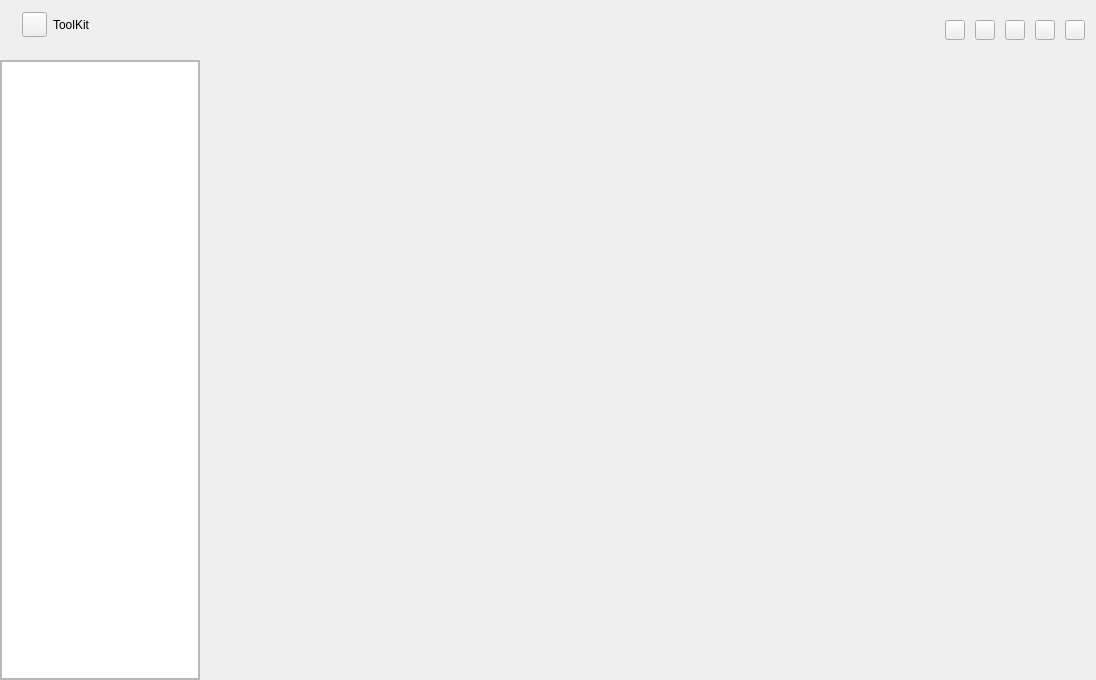
Before: the Qt Designer form toolkit/toolkit.ui in weichangk/toolkit, drawn with Qt 5.
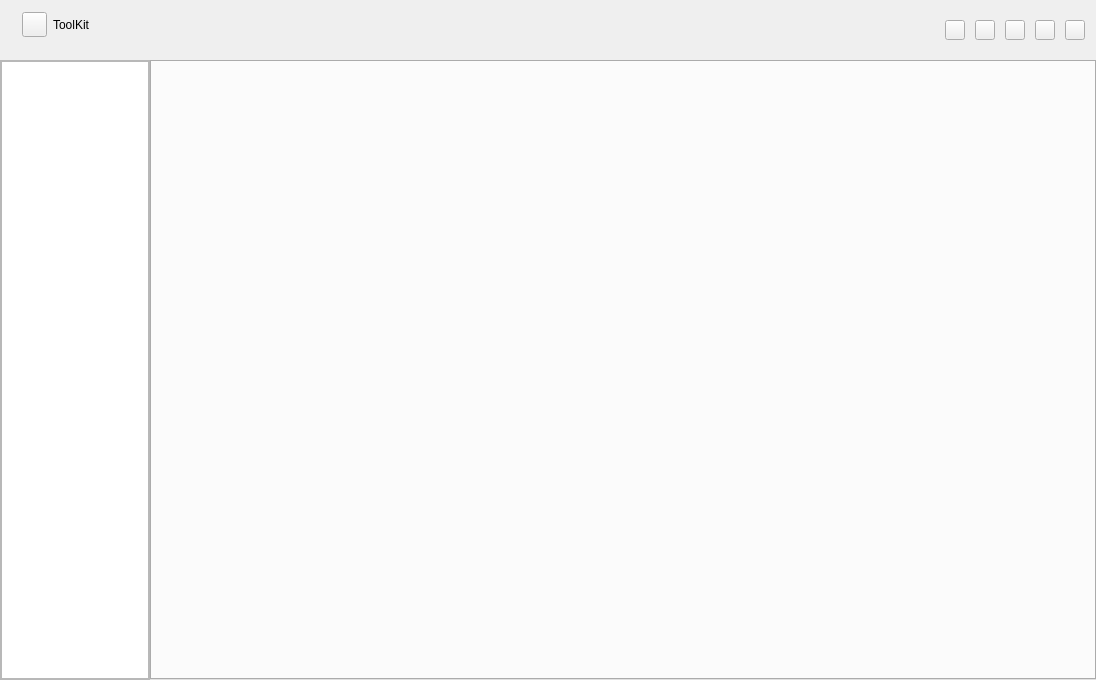
After: the same form once the commit is applied.

```diff
--- a/toolkit/toolkit.ui
+++ b/toolkit/toolkit.ui
@@ -236,13 +236,13 @@
        <widget class="QScrollArea" name="NavigationScrollArea">
         <property name="minimumSize">
          <size>
-          <width>200</width>
+          <width>150</width>
           <height>0</height>
          </size>
         </property>
         <property name="maximumSize">
          <size>
-          <width>200</width>
+          <width>150</width>
           <height>16777215</height>
          </size>
         </property>
@@ -254,11 +254,11 @@
           <rect>
            <x>0</x>
            <y>0</y>
-           <width>198</width>
+           <width>148</width>
            <height>618</height>
           </rect>
          </property>
-         <layout class="QVBoxLayout" name="verticalLayout_2">
+         <layout class="QHBoxLayout" name="horizontalLayout_4">
           <property name="leftMargin">
            <number>0</number>
           </property>
@@ -272,14 +272,18 @@
            <number>0</number>
           </property>
           <item>
-           <widget class="QListWidget" name="NavigationListWidget"/>
+           <widget class="QListWidget" name="navigationListWidget"/>
           </item>
          </layout>
         </widget>
        </widget>
       </item>
       <item>
-       <widget class="QWidget" name="ContentWidget" native="true"/>
+       <widget class="QTabWidget" name="tabContent">
+        <property name="currentIndex">
+         <number>-1</number>
+        </property>
+       </widget>
       </item>
      </layout>
     </widget>
```
Left out of the diff: 24 changed lines with no effect on the pictures.
